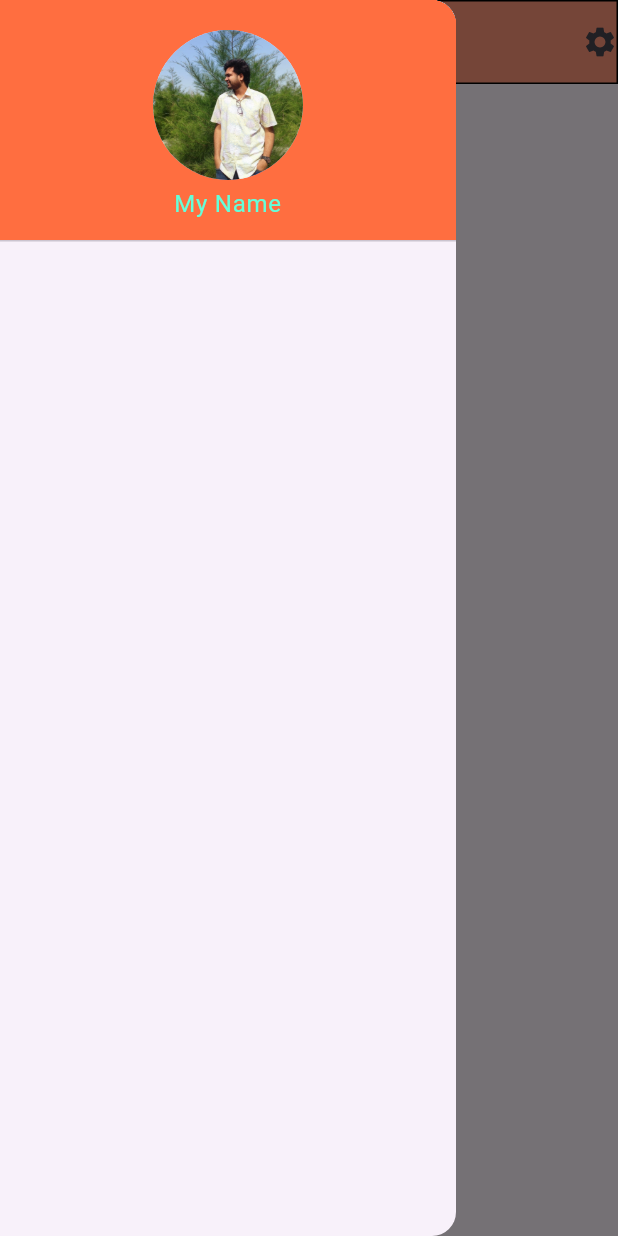
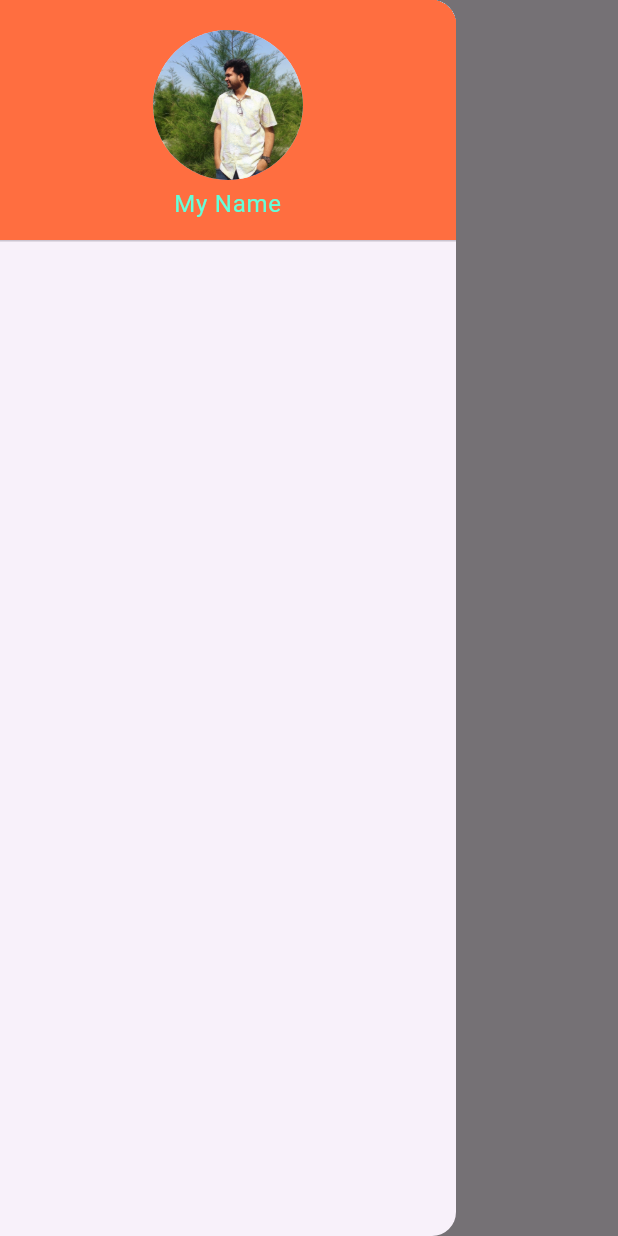
Before and after one commit to sbhSajid/flutter_practice, a Flutter app: the SplashScreen screen opened directly, with the side drawer open, on a phone screen of 412 x 824 dp. Run offline on Flutter 3.47's test engine with Material 3 defaults, Android fonts, the phone set to English and light mode, and no system bars.

Commit message:
comment out

```diff
--- a/lib/screen/splash_screen.dart
+++ b/lib/screen/splash_screen.dart
@@ -14,7 +14,7 @@ class _SplashScreenState extends State<SplashScreen> {
   Widget build(BuildContext context) {
     return   SafeArea(
         child: Scaffold(
-          appBar: AppBar(leadingWidth: 50,
+          /*appBar: AppBar(leadingWidth: 50,
             shape: Border.all(),
             backgroundColor: Colors.deepOrangeAccent.withOpacity(0.7),
             centerTitle: true,
@@ -22,7 +22,7 @@ class _SplashScreenState extends State<SplashScreen> {
 
 
             actions: [Icon(Icons.settings)],
-            ),
+            ),*/
           drawer:Drawer(
             child: ListView(
               padding: EdgeInsets.zero,
```
